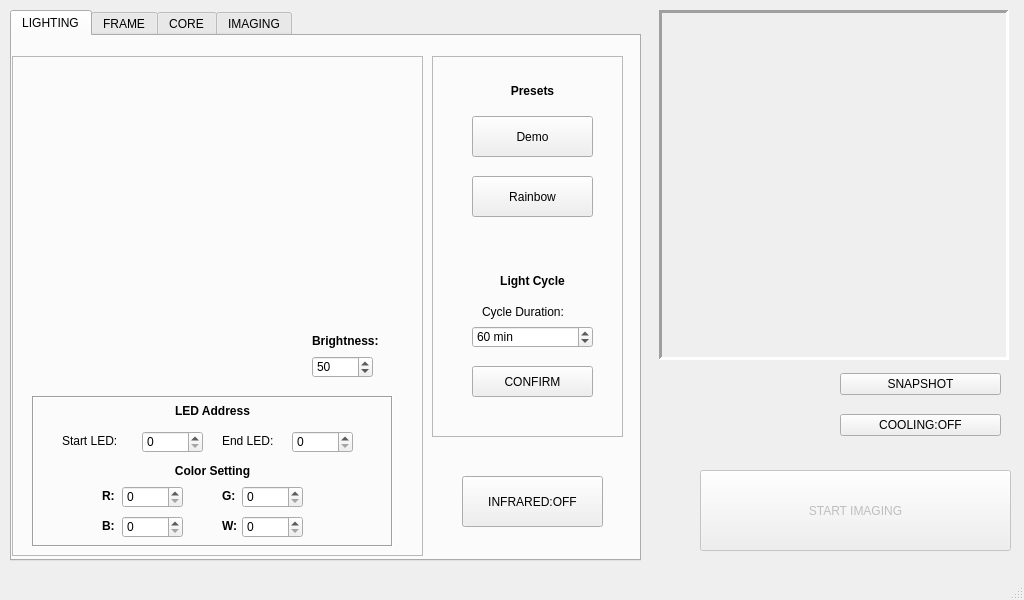
Above: _ui/Clinostat.ui from CoSE-Jerry/3D-Clinostat before the change. Below: the same form after it.
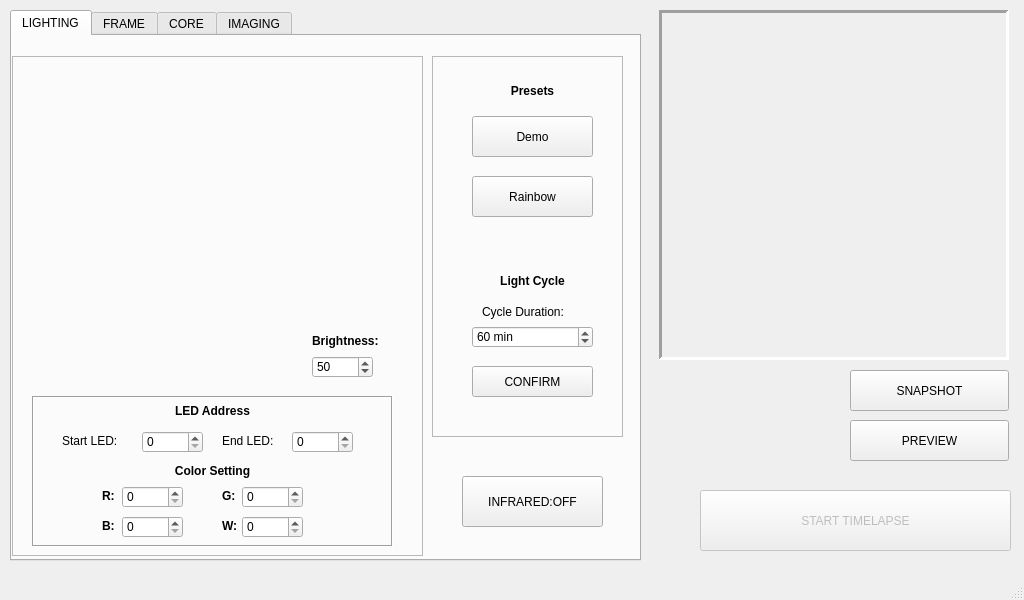
That is the form after the change. Icons and pictures are not drawn.

The edit to the form file:
```diff
--- a/_ui/Clinostat.ui
+++ b/_ui/Clinostat.ui
@@ -1321,38 +1321,6 @@
      </widget>
     </widget>
    </widget>
-   <widget class="QWidget" name="verticalLayoutWidget_5">
-    <property name="geometry">
-     <rect>
-      <x>840</x>
-      <y>360</y>
-      <width>161</width>
-      <height>91</height>
-     </rect>
-    </property>
-    <layout class="QVBoxLayout" name="verticalLayout_13">
-     <item>
-      <widget class="QPushButton" name="snapshot_pushButton">
-       <property name="enabled">
-        <bool>true</bool>
-       </property>
-       <property name="text">
-        <string>SNAPSHOT</string>
-       </property>
-      </widget>
-     </item>
-     <item>
-      <widget class="QPushButton" name="Cooling">
-       <property name="enabled">
-        <bool>true</bool>
-       </property>
-       <property name="text">
-        <string>COOLING:OFF</string>
-       </property>
-      </widget>
-     </item>
-    </layout>
-   </widget>
    <widget class="QPushButton" name="startImaging_pushButton">
     <property name="enabled">
      <bool>false</bool>
@@ -1360,13 +1328,45 @@
     <property name="geometry">
      <rect>
       <x>700</x>
-      <y>470</y>
+      <y>490</y>
       <width>311</width>
-      <height>81</height>
+      <height>61</height>
      </rect>
     </property>
     <property name="text">
-     <string>START IMAGING</string>
+     <string>START TIMELAPSE</string>
+    </property>
+   </widget>
+   <widget class="QPushButton" name="snapshot_pushButton">
+    <property name="enabled">
+     <bool>true</bool>
+    </property>
+    <property name="geometry">
+     <rect>
+      <x>850</x>
+      <y>370</y>
+      <width>159</width>
+      <height>41</height>
+     </rect>
+    </property>
+    <property name="text">
+     <string>SNAPSHOT</string>
+    </property>
+   </widget>
+   <widget class="QPushButton" name="preview_pushButton">
+    <property name="enabled">
+     <bool>true</bool>
+    </property>
+    <property name="geometry">
+     <rect>
+      <x>850</x>
+      <y>420</y>
+      <width>159</width>
+      <height>41</height>
+     </rect>
+    </property>
+    <property name="text">
+     <string>PREVIEW</string>
     </property>
    </widget>
   </widget>
```
